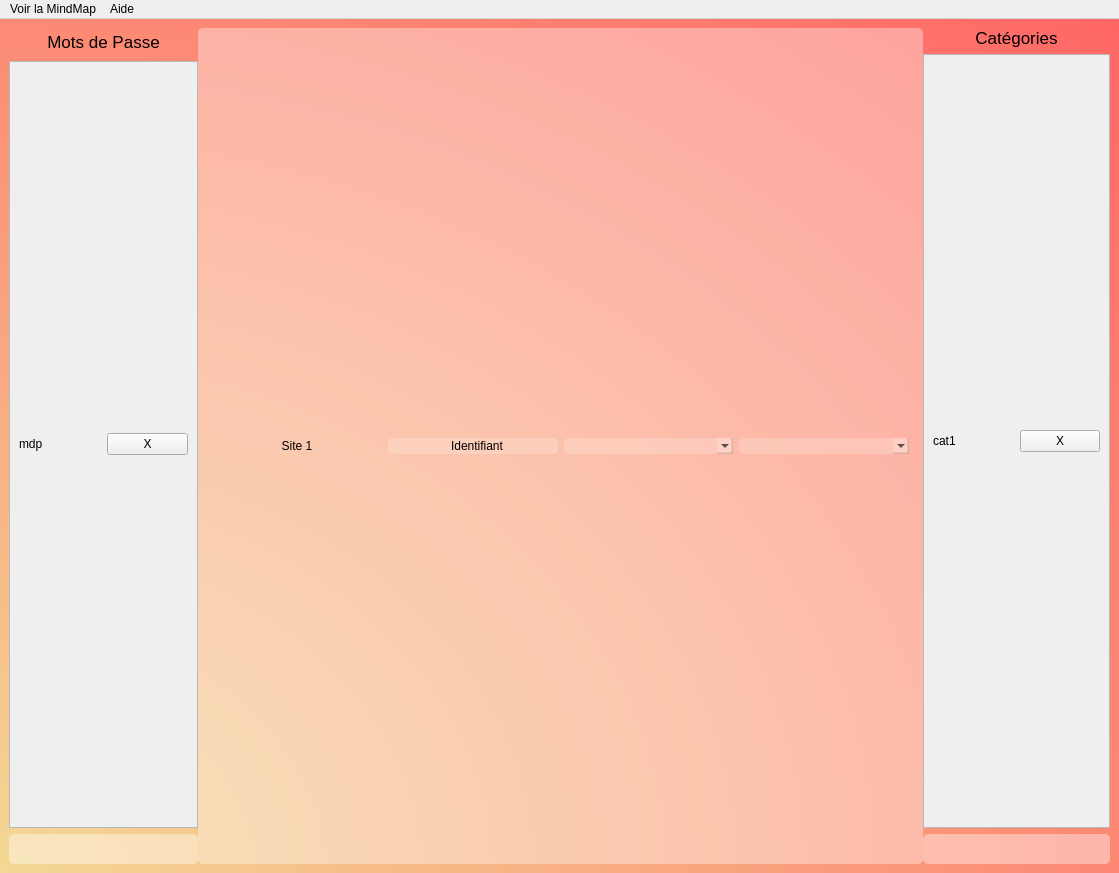
Qt form Interface_graphique/PyQt/UI/fenetreGestion_test.ui (MindPass/Code) before a commit.
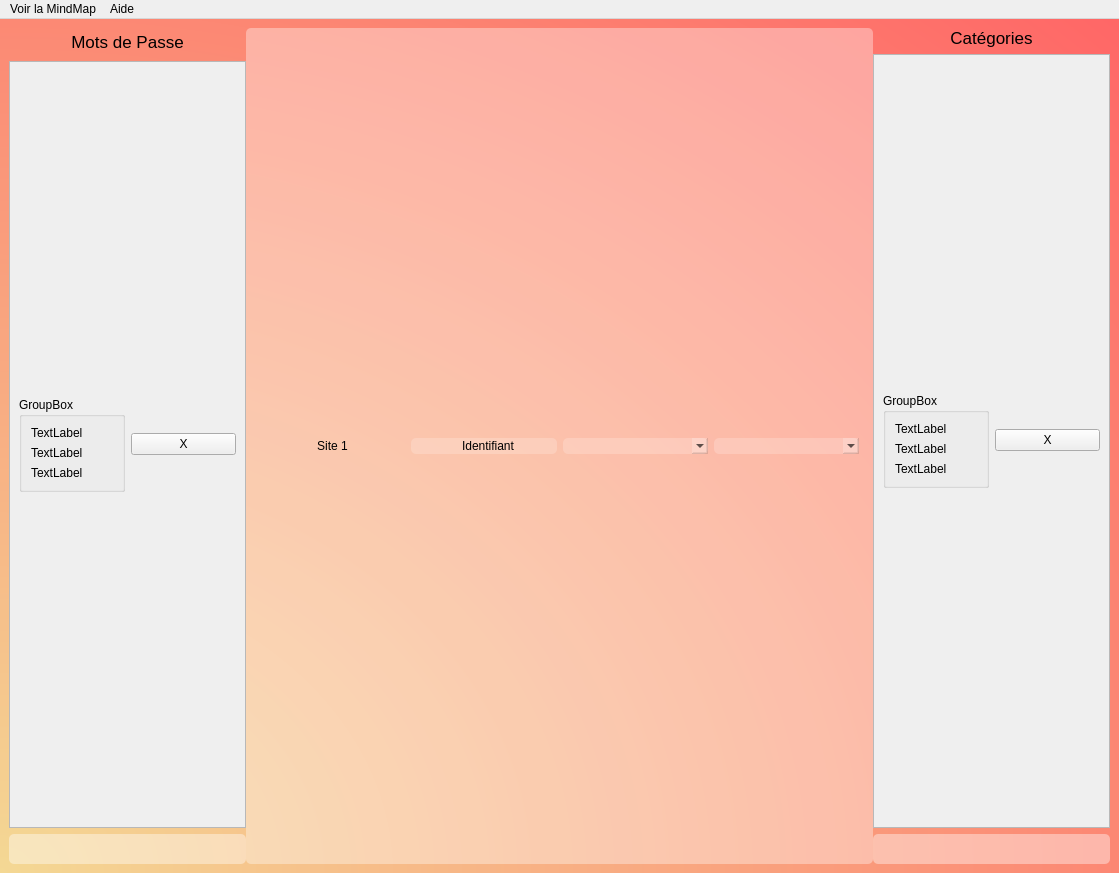
The same form after that commit. Icons and pictures are not drawn.

Commit message: fenetregestion_test groupBox

```diff
--- a/Interface_graphique/PyQt/UI/fenetreGestion_test.ui
+++ b/Interface_graphique/PyQt/UI/fenetreGestion_test.ui
@@ -96,7 +96,7 @@
             <rect>
              <x>0</x>
              <y>0</y>
-             <width>241</width>
+             <width>179</width>
              <height>765</height>
             </rect>
            </property>
@@ -104,16 +104,33 @@
             <item>
              <layout class="QHBoxLayout" name="ligne_pwd">
               <item>
-               <widget class="QLabel" name="label_pwd">
-                <property name="maximumSize">
-                 <size>
-                  <width>16777215</width>
-                  <height>745</height>
-                 </size>
+               <widget class="QGroupBox" name="groupBox">
+                <property name="title">
+                 <string>GroupBox</string>
                 </property>
-                <property name="text">
-                 <string>mdp</string>
-                </property>
+                <layout class="QVBoxLayout" name="verticalLayout_4">
+                 <item>
+                  <widget class="QLabel" name="label_3">
+                   <property name="text">
+                    <string>TextLabel</string>
+                   </property>
+                  </widget>
+                 </item>
+                 <item>
+                  <widget class="QLabel" name="label">
+                   <property name="text">
+                    <string>TextLabel</string>
+                   </property>
+                  </widget>
+                 </item>
+                 <item>
+                  <widget class="QLabel" name="label_2">
+                   <property name="text">
+                    <string>TextLabel</string>
+                   </property>
+                  </widget>
+                 </item>
+                </layout>
                </widget>
               </item>
               <item>
@@ -193,7 +210,7 @@
             <rect>
              <x>0</x>
              <y>0</y>
-             <width>607</width>
+             <width>732</width>
              <height>832</height>
             </rect>
            </property>
@@ -285,7 +302,7 @@
             <rect>
              <x>0</x>
              <y>0</y>
-             <width>243</width>
+             <width>180</width>
              <height>767</height>
             </rect>
            </property>
@@ -293,16 +310,33 @@
             <item>
              <layout class="QHBoxLayout" name="ligne_categorie">
               <item>
-               <widget class="QLabel" name="label_cat">
-                <property name="maximumSize">
-                 <size>
-                  <width>16777215</width>
-                  <height>608</height>
-                 </size>
+               <widget class="QGroupBox" name="groupBox_2">
+                <property name="title">
+                 <string>GroupBox</string>
                 </property>
-                <property name="text">
-                 <string>cat1</string>
-                </property>
+                <layout class="QVBoxLayout" name="verticalLayout_5">
+                 <item>
+                  <widget class="QLabel" name="label_4">
+                   <property name="text">
+                    <string>TextLabel</string>
+                   </property>
+                  </widget>
+                 </item>
+                 <item>
+                  <widget class="QLabel" name="label_5">
+                   <property name="text">
+                    <string>TextLabel</string>
+                   </property>
+                  </widget>
+                 </item>
+                 <item>
+                  <widget class="QLabel" name="label_6">
+                   <property name="text">
+                    <string>TextLabel</string>
+                   </property>
+                  </widget>
+                 </item>
+                </layout>
                </widget>
               </item>
               <item>
```
The commit also changes 2 other files.
